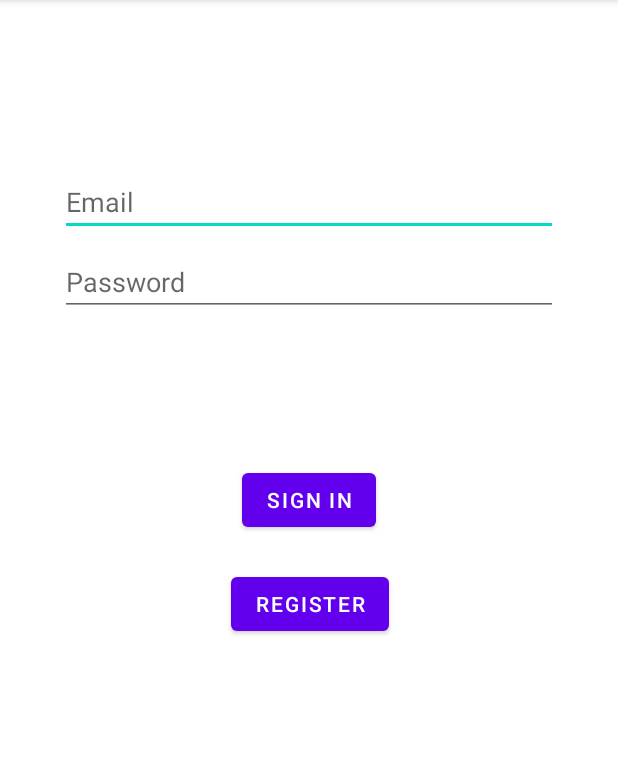
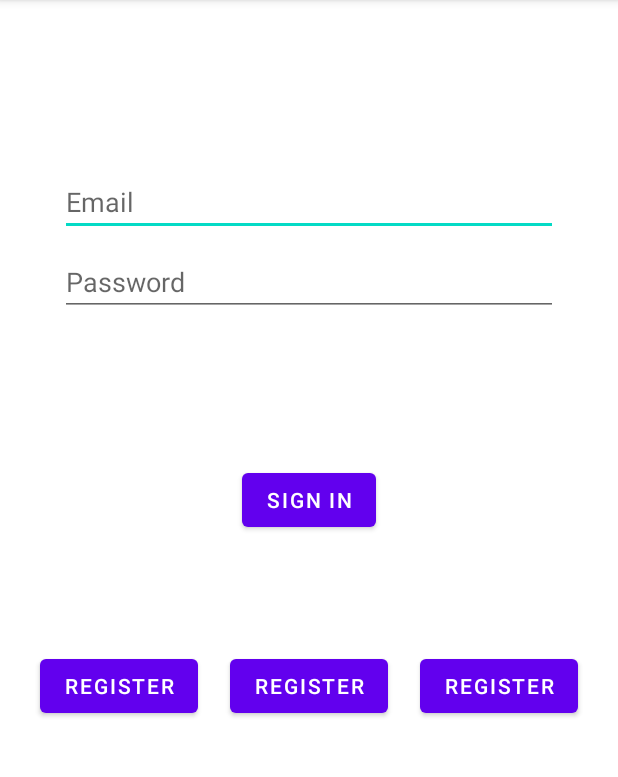
Before and after one commit to tamaraamicic/SEG2105, an Android app: the screen it shows after launch (MainActivity), on a phone screen of 412 x 824 dp, the part 84-861 px from its top. Run offline under Robolectric (Android 15) with nearby library versions, the phone set to English and light mode, and no system bars.

```diff
--- a/SEG2105TermProject/app/src/main/java/com/example/seg2105_term_project/MainActivity.java
+++ b/SEG2105TermProject/app/src/main/java/com/example/seg2105_term_project/MainActivity.java
@@ -23,7 +23,7 @@ public class MainActivity extends AppCompatActivity {
         setContentView(R.layout.activity_login);
 
         loginButton = (Button)(findViewById(R.id.signInButton));
-        registerButton = (Button)(findViewById(R.id.registerButton));
+        registerButton = (Button)(findViewById(R.id.registerInstructorButton));
         userNameEditText = (EditText) (findViewById(R.id.username));
         passwordEditText = (EditText) (findViewById(R.id.password));
         MyDBHandler myDBHandler = new MyDBHandler(this);
--- a/SEG2105TermProject/app/src/main/java/com/example/seg2105_term_project/User.java
+++ b/SEG2105TermProject/app/src/main/java/com/example/seg2105_term_project/User.java
@@ -4,6 +4,7 @@ public class User {
     private String username;
     private String password;
     private int id;
+    private String role;
     public User(){
 
     }
@@ -20,11 +21,10 @@ public class User {
     public void setID(int id){
         this.id=id;
     }
-
-    public String getUsername(){
-        return this.username;
-    }
+    public void setRole(String role){ this.role = role;}
+    public String getUsername(){ return this.username; }
     public String getPassword(){
         return this.password;
     }
+    public String getRole() { return this.role;}
 }
--- a/SEG2105TermProject/app/src/main/res/layout/activity_login.xml
+++ b/SEG2105TermProject/app/src/main/res/layout/activity_login.xml
@@ -47,6 +47,7 @@
         android:layout_height="wrap_content"
         android:layout_gravity="start"
         android:layout_marginStart="48dp"
+        android:layout_marginLeft="48dp"
         android:layout_marginTop="16dp"
         android:layout_marginEnd="48dp"
         android:layout_marginBottom="64dp"
@@ -59,22 +60,55 @@
         app:layout_constraintVertical_bias="0.2" />
 
     <Button
-        android:id="@+id/registerButton"
+        android:id="@+id/registerAdminButton"
         android:layout_width="wrap_content"
         android:layout_height="wrap_content"
         android:layout_gravity="start"
-        android:layout_marginStart="48dp"
         android:layout_marginTop="16dp"
-        android:layout_marginEnd="48dp"
+        android:layout_marginEnd="5dp"
+        android:layout_marginRight="5dp"
+        android:layout_marginBottom="64dp"
+        android:enabled="true"
+        android:text="Register"
+        app:layout_constraintBottom_toBottomOf="parent"
+        app:layout_constraintEnd_toStartOf="@+id/registerInstructorButton"
+        app:layout_constraintStart_toStartOf="parent"
+        app:layout_constraintTop_toBottomOf="@+id/password" />
+
+    <Button
+        android:id="@+id/registerInstructorButton"
+        android:layout_width="wrap_content"
+        android:layout_height="wrap_content"
+        android:layout_gravity="start"
+        android:layout_marginStart="5dp"
+        android:layout_marginLeft="5dp"
+        android:layout_marginTop="16dp"
+        android:layout_marginEnd="5dp"
+        android:layout_marginRight="5dp"
+        android:layout_marginBottom="64dp"
+        android:enabled="true"
+        android:text="Register"
+        app:layout_constraintBottom_toBottomOf="parent"
+        app:layout_constraintEnd_toStartOf="@+id/registerStudentButton"
+        app:layout_constraintHorizontal_bias="0.526"
+        app:layout_constraintStart_toEndOf="@+id/registerAdminButton"
+        app:layout_constraintTop_toBottomOf="@+id/password" />
+
+    <Button
+        android:id="@+id/registerStudentButton"
+        android:layout_width="wrap_content"
+        android:layout_height="wrap_content"
+        android:layout_gravity="start"
+        android:layout_marginStart="5dp"
+        android:layout_marginLeft="5dp"
+        android:layout_marginTop="16dp"
         android:layout_marginBottom="64dp"
         android:enabled="true"
         android:text="Register"
         app:layout_constraintBottom_toBottomOf="parent"
         app:layout_constraintEnd_toEndOf="parent"
-        app:layout_constraintHorizontal_bias="0.504"
-        app:layout_constraintStart_toStartOf="parent"
-        app:layout_constraintTop_toBottomOf="@+id/password"
-        app:layout_constraintVertical_bias="0.368" />
+        app:layout_constraintStart_toEndOf="@+id/registerInstructorButton"
+        app:layout_constraintTop_toBottomOf="@+id/password" />
 
     <ProgressBar
         android:id="@+id/loading"
@@ -90,5 +124,5 @@
         app:layout_constraintEnd_toEndOf="@+id/password"
         app:layout_constraintStart_toStartOf="@+id/password"
         app:layout_constraintTop_toTopOf="parent"
-        app:layout_constraintVertical_bias="0.3" />
+        app:layout_constraintVertical_bias="0.389" />
 </androidx.constraintlayout.widget.ConstraintLayout>
```
